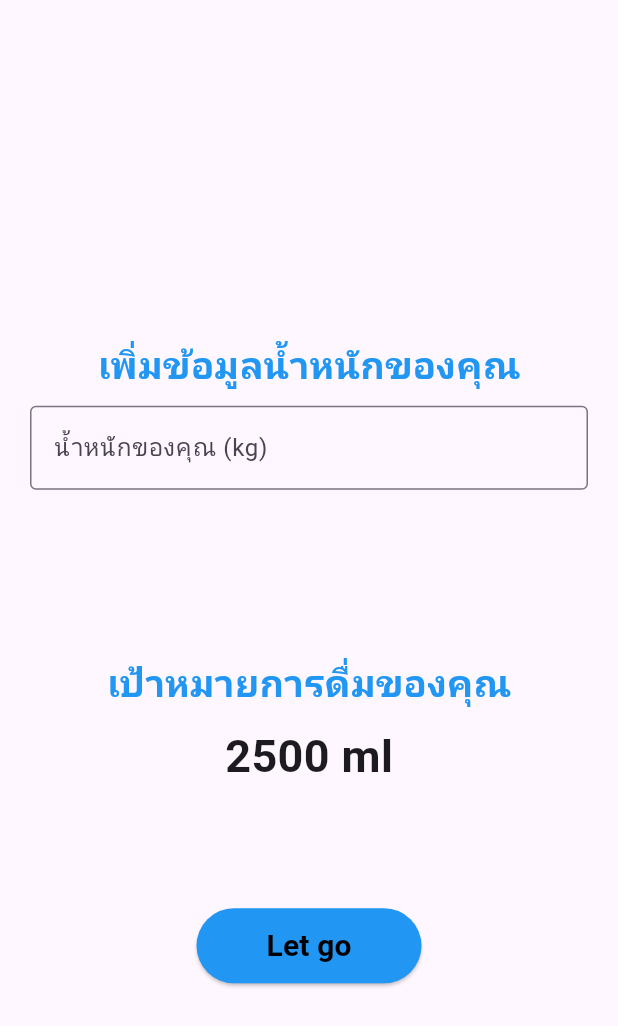
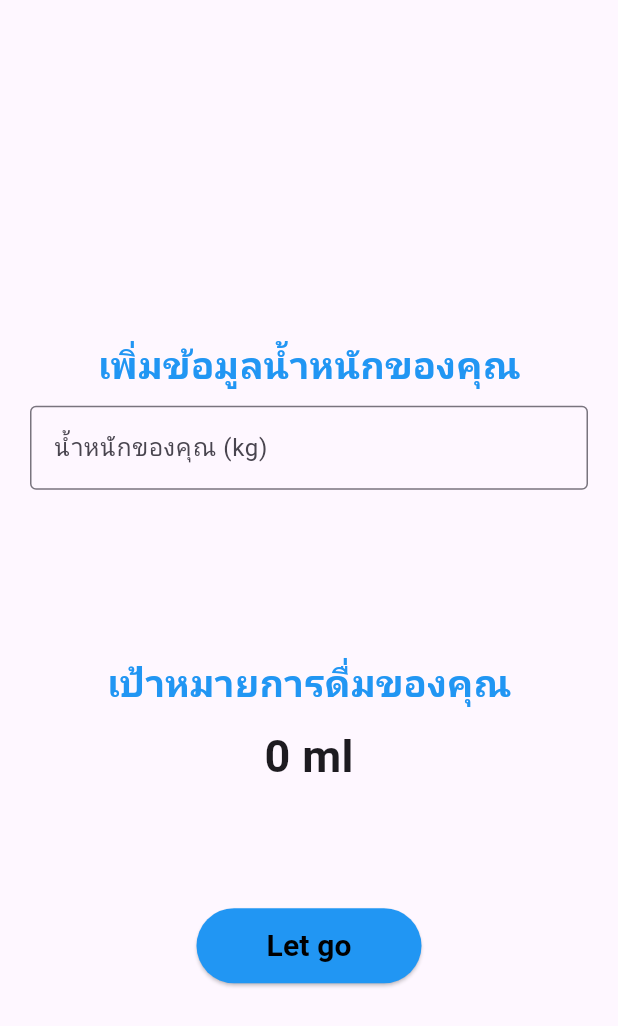
Before and after one commit to 64160056/Project_app, a Flutter app: the screen it shows after launch, after a tap on "เริ่ม", on a phone screen of 412 x 824 dp. Shown: the top 1026 px of the screen. Run offline on Flutter 3.47's test engine with Material 3 defaults, Android fonts, the light colour scheme and no system bars; our stand-ins replace cloud_firestore, firebase_core, flutter_local_notifications, get, timezone; accounts and stored records are empty.

Commit message:
edit formula

```diff
--- a/water_tracking_app/lib/app/modules/home/views/add_weight.dart
+++ b/water_tracking_app/lib/app/modules/home/views/add_weight.dart
@@ -22,13 +22,13 @@ class WaterTrackerScreen extends StatefulWidget {
 
 class _WaterTrackerScreenState extends State<WaterTrackerScreen> {
   final TextEditingController _weightController = TextEditingController();
-  double waterGoal = 2500; // Default value
+  double waterGoal = 0; // Default value
 
   void _calculateWaterGoal() {
     double weight = double.tryParse(_weightController.text) ?? 0.0;
-    // Example calculation: 35 ml per kg of body weight
+    // Example calculation: 30 ml per kg of body weight
     setState(() {
-      waterGoal = weight * 35;
+      waterGoal = weight * 30;
     });
   }
 
```
